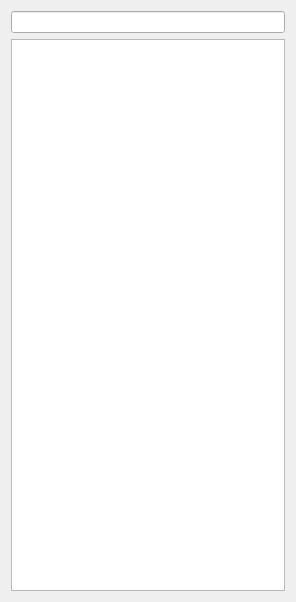
This is widget.ui in sarah-j-smith/QTweetGettr as Qt 5 draws it before an edit. The edited form follows.
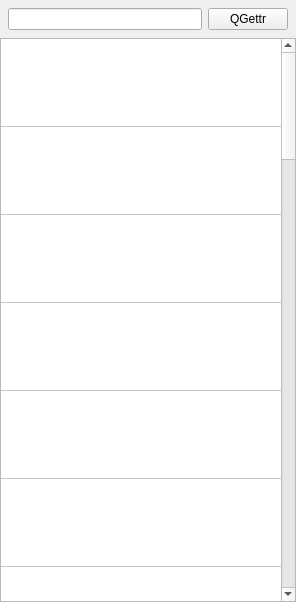
This is the edited form.

Patch:
```diff
--- a/widget.ui
+++ b/widget.ui
@@ -14,11 +14,111 @@
    <string>Widget</string>
   </property>
   <layout class="QVBoxLayout" name="verticalLayout">
+   <property name="spacing">
+    <number>0</number>
+   </property>
+   <property name="leftMargin">
+    <number>0</number>
+   </property>
+   <property name="topMargin">
+    <number>0</number>
+   </property>
+   <property name="rightMargin">
+    <number>0</number>
+   </property>
+   <property name="bottomMargin">
+    <number>0</number>
+   </property>
    <item>
-    <widget class="QLineEdit" name="lineEdit"/>
+    <layout class="QHBoxLayout" name="horizontalLayout">
+     <property name="leftMargin">
+      <number>8</number>
+     </property>
+     <property name="topMargin">
+      <number>8</number>
+     </property>
+     <property name="rightMargin">
+      <number>8</number>
+     </property>
+     <property name="bottomMargin">
+      <number>8</number>
+     </property>
+     <item>
+      <widget class="QLineEdit" name="lineEdit"/>
+     </item>
+     <item>
+      <widget class="QPushButton" name="pushButton">
+       <property name="text">
+        <string>QGettr</string>
+       </property>
+       <property name="flat">
+        <bool>false</bool>
+       </property>
+      </widget>
+     </item>
+    </layout>
    </item>
    <item>
-    <widget class="QTableWidget" name="tableWidget"/>
+    <widget class="QTableWidget" name="tableWidget">
+     <property name="iconSize">
+      <size>
+       <width>72</width>
+       <height>72</height>
+      </size>
+     </property>
+     <property name="rowCount">
+      <number>30</number>
+     </property>
+     <property name="columnCount">
+      <number>1</number>
+     </property>
+     <attribute name="horizontalHeaderVisible">
+      <bool>false</bool>
+     </attribute>
+     <attribute name="horizontalHeaderDefaultSectionSize">
+      <number>375</number>
+     </attribute>
+     <attribute name="verticalHeaderVisible">
+      <bool>false</bool>
+     </attribute>
+     <attribute name="verticalHeaderDefaultSectionSize">
+      <number>88</number>
+     </attribute>
+     <attribute name="verticalHeaderMinimumSectionSize">
+      <number>88</number>
+     </attribute>
+     <row/>
+     <row/>
+     <row/>
+     <row/>
+     <row/>
+     <row/>
+     <row/>
+     <row/>
+     <row/>
+     <row/>
+     <row/>
+     <row/>
+     <row/>
+     <row/>
+     <row/>
+     <row/>
+     <row/>
+     <row/>
+     <row/>
+     <row/>
+     <row/>
+     <row/>
+     <row/>
+     <row/>
+     <row/>
+     <row/>
+     <row/>
+     <row/>
+     <row/>
+     <row/>
+     <column/>
+    </widget>
    </item>
   </layout>
  </widget>
```
